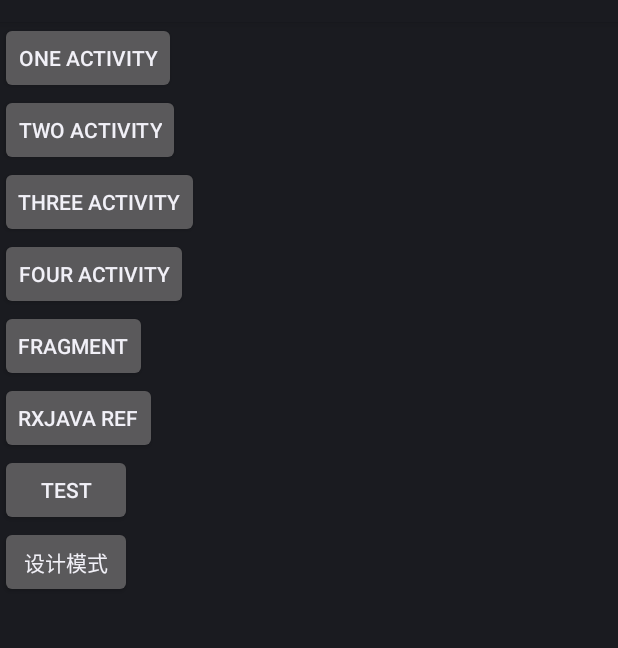
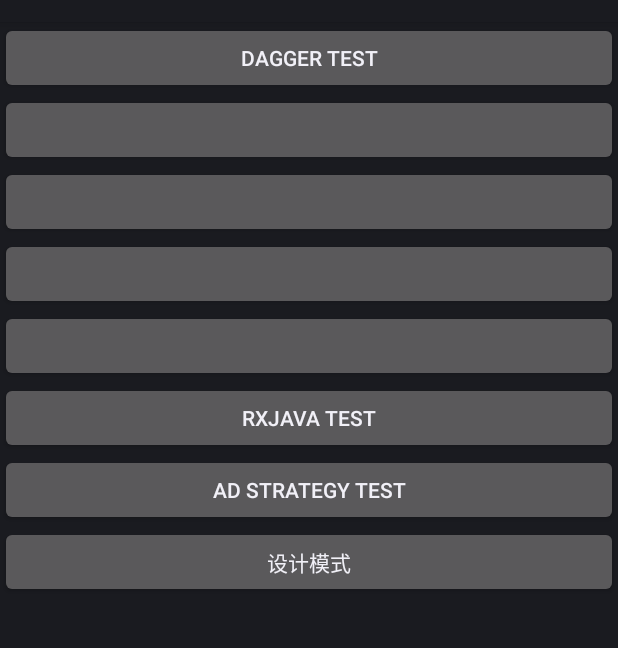
Before and after one commit to fumeidonga/ModularLibrary, an Android app: the screen it shows after launch (MainActivity), on a phone screen of 412 x 824 dp, the part 62-710 px from its top. Run offline under Robolectric (Android 15) with nearby library versions, the phone set to English and light mode, and no system bars; our stand-ins replace Dagger/Hilt's generated code; libraries missing offline, so code that uses them is left out: com.orhanobut.logger; 5 statements that could not run were skipped.

```diff
--- a/testdemo/src/main/AndroidManifest.xml
+++ b/testdemo/src/main/AndroidManifest.xml
@@ -56,7 +56,8 @@
         <activity android:name="com.android.testdesignmodel.factory.FactoryActivity" />
         <activity android:name="com.android.testdesignmodel.adapter.AdapterActivity" />
         <activity android:name="com.android.testdesignmodel.proxy.ProxyActivity" />
-        <activity android:name="com.android.MarkdownWebviewActivity"></activity>
+        <activity android:name="com.android.MarkdownWebviewActivity" />
+        <activity android:name=".DaggerTestActivity"></activity>
     </application>
 
 </manifest>
--- a/testdemo/src/main/res/layout/activity_main.xml
+++ b/testdemo/src/main/res/layout/activity_main.xml
@@ -10,51 +10,51 @@
 
     <Button
         android:id="@+id/show_dialog"
-        android:layout_width="wrap_content"
+        android:layout_width="match_parent"
         android:layout_height="wrap_content"
-        android:text="one activity"
+        android:text="dagger test"
         />
     <Button
         android:id="@+id/show_dialog1"
-        android:layout_width="wrap_content"
+        android:layout_width="match_parent"
         android:layout_height="wrap_content"
-        android:text="two activity"
+        android:text=""
         />
     <Button
         android:id="@+id/show_dialog2"
-        android:layout_width="wrap_content"
+        android:layout_width="match_parent"
         android:layout_height="wrap_content"
-        android:text="three activity"
+        android:text=""
         />
     <Button
         android:id="@+id/show_dialog3"
-        android:layout_width="wrap_content"
+        android:layout_width="match_parent"
         android:layout_height="wrap_content"
-        android:text="four activity"
+        android:text=""
         />
 
     <Button
         android:id="@+id/show_dialog4"
-        android:layout_width="wrap_content"
+        android:layout_width="match_parent"
         android:layout_height="wrap_content"
-        android:text="fragment"
+        android:text=""
         />
 
     <Button
         android:id="@+id/show_dialog5"
-        android:layout_width="wrap_content"
+        android:layout_width="match_parent"
         android:layout_height="wrap_content"
-        android:text="rxjava ref"
+        android:text="rxjava test"
         />
     <Button
         android:id="@+id/show_dialog6"
-        android:layout_width="wrap_content"
+        android:layout_width="match_parent"
         android:layout_height="wrap_content"
-        android:text="test"
+        android:text="ad strategy test"
         />
     <Button
         android:id="@+id/show_dialog7"
-        android:layout_width="wrap_content"
+        android:layout_width="match_parent"
         android:layout_height="wrap_content"
         android:text="设计模式"
         />
```
Also changed, not shown: testdemo/src/main/java/com/android/testdagger/DaggerTestActivity.java (added, +57 -0 lines), testdemo/src/main/java/com/android/testdagger/MainActivity.java (+3 -5 lines), testdemo/src/main/res/layout/activity_dagger_test.xml (added, +43 -0 lines), 1 other file.
